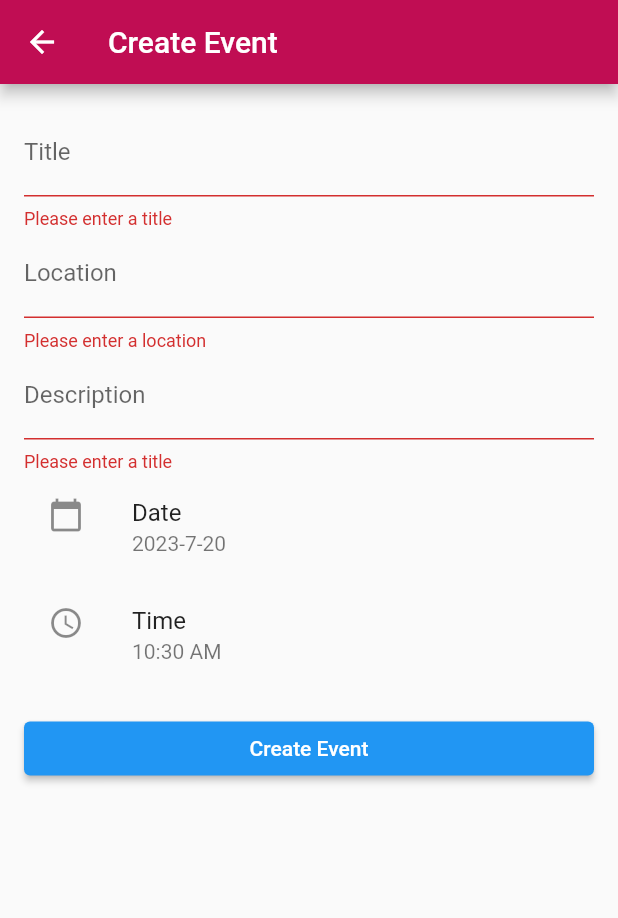
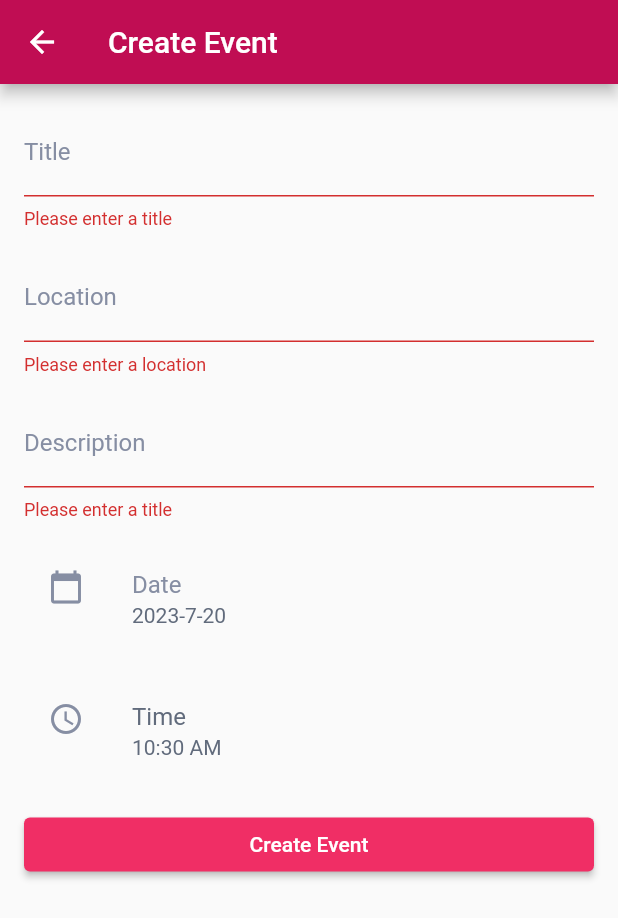
Before and after one commit to kgallego203/chipIn-video-content, a Flutter app: the EventCreationScreen screen opened directly, after a tap on "Create Event", on a phone screen of 412 x 824 dp. Shown: the top 918 px of the screen. Run offline on Flutter 3.47's test engine with Material 2 defaults, Android fonts, the phone set to English and light mode, and no system bars; our stand-ins replace appwrite, carousel_slider, flutter_speed_dial, font_awesome_flutter.

Commit message:
event creation and details screen design improvement

```diff
--- a/lib/features/events/views/create_events.dart
+++ b/lib/features/events/views/create_events.dart
@@ -1,6 +1,7 @@
 import 'package:chipin_video_content/features/authentication/services/auth_service.dart';
 import 'package:chipin_video_content/features/events/models/event_model.dart';
 import 'package:chipin_video_content/features/events/services/event_service.dart';
+import 'package:chipin_video_content/themes/palette.dart';
 import 'package:flutter/material.dart';
 
 class EventCreationScreen extends StatefulWidget {
@@ -73,7 +74,11 @@ class _EventCreationScreenState extends State<EventCreationScreen> {
       if (success) {
         ScaffoldMessenger.of(context).showSnackBar(
           const SnackBar(
-            content: Text('Event created successfully!'),
+            content: Text(
+              'Event created successfully!',
+              style: TextStyle(color: Palette.success100),
+            ),
+            backgroundColor: Palette.success10,
           ),
         );
 
@@ -89,7 +94,11 @@ class _EventCreationScreenState extends State<EventCreationScreen> {
       } else {
         ScaffoldMessenger.of(context).showSnackBar(
           const SnackBar(
-            content: Text('Failed to create event.'),
+            content: Text(
+              'Failed to create event.',
+              style: TextStyle(color: Palette.warning100),
+            ),
+            backgroundColor: Palette.warning10,
           ),
         );
       }
@@ -100,7 +109,10 @@ class _EventCreationScreenState extends State<EventCreationScreen> {
   Widget build(BuildContext context) {
     return Scaffold(
       appBar: AppBar(
-        title: const Text('Create Event'),
+        title: const Text(
+          'Create Event',
+          style: TextStyle(color: Palette.neutral0),
+        ),
       ),
       body: Form(
         key: _formKey,
@@ -110,47 +122,92 @@ class _EventCreationScreenState extends State<EventCreationScreen> {
             TextFormField(
               decoration: const InputDecoration(
                 labelText: 'Title',
+                labelStyle: TextStyle(color: Palette.neutral70),
+                focusedBorder: OutlineInputBorder(
+                  borderSide: BorderSide(color: Palette.primary100),
+                ),
+                enabledBorder: OutlineInputBorder(
+                  borderSide: BorderSide(color: Palette.neutral50),
+                ),
               ),
               validator: (value) =>
                   value!.isEmpty ? 'Please enter a title' : null,
               onSaved: (value) => _title = value!,
             ),
+            const SizedBox(height: 16.0),
             TextFormField(
               decoration: const InputDecoration(
                 labelText: 'Location',
+                labelStyle: TextStyle(color: Palette.neutral70),
+                focusedBorder: OutlineInputBorder(
+                  borderSide: BorderSide(color: Palette.primary100),
+                ),
+                enabledBorder: OutlineInputBorder(
+                  borderSide: BorderSide(color: Palette.neutral50),
+                ),
               ),
               validator: (value) =>
                   value!.isEmpty ? 'Please enter a location' : null,
               onSaved: (value) => _location = value!,
             ),
+            const SizedBox(height: 16.0),
             TextFormField(
               decoration: const InputDecoration(
                 labelText: 'Description',
+                labelStyle: TextStyle(color: Palette.neutral70),
+                focusedBorder: OutlineInputBorder(
+                  borderSide: BorderSide(color: Palette.primary100),
+                ),
+                enabledBorder: OutlineInputBorder(
+                  borderSide: BorderSide(color: Palette.neutral50),
+                ),
               ),
               validator: (value) =>
                   value!.isEmpty ? 'Please enter a title' : null,
               onSaved: (value) => _description = value!,
             ),
+            const SizedBox(height: 16.0),
             ListTile(
-              leading: const Icon(Icons.calendar_today),
-              title: const Text('Date'),
+              leading: const Icon(
+                Icons.calendar_today,
+                color: Palette.neutral70,
+              ),
+              title: const Text(
+                'Date',
+                style: TextStyle(color: Palette.neutral70),
+              ),
               subtitle: Text(
                 '${_date.year}-${_date.month}-${_date.day}',
+                style: const TextStyle(color: Palette.neutral100),
               ),
               onTap: _selectDate,
             ),
+            const SizedBox(height: 16.0),
             ListTile(
-              leading: const Icon(Icons.access_time),
-              title: const Text('Time'),
+              leading: const Icon(
+                Icons.access_time,
+                color: Palette.neutral70,
+              ),
+              title: const Text(
+                'Time',
+                style: TextStyle(color: Palette.neutral100),
+              ),
               subtitle: Text(
                 _time.format(context),
+                style: const TextStyle(color: Palette.neutral100),
               ),
               onTap: _selectTime,
             ),
             const SizedBox(height: 16.0),
             ElevatedButton(
               onPressed: _submit,
-              child: const Text('Create Event'),
+              style: ElevatedButton.styleFrom(
+                backgroundColor: Palette.primary100,
+              ),
+              child: const Text(
+                'Create Event',
+                style: TextStyle(color: Palette.neutral0),
+              ),
             ),
           ],
         ),
```
Also changed, not shown: lib/features/events/views/event_details.dart (+75 -13 lines).
